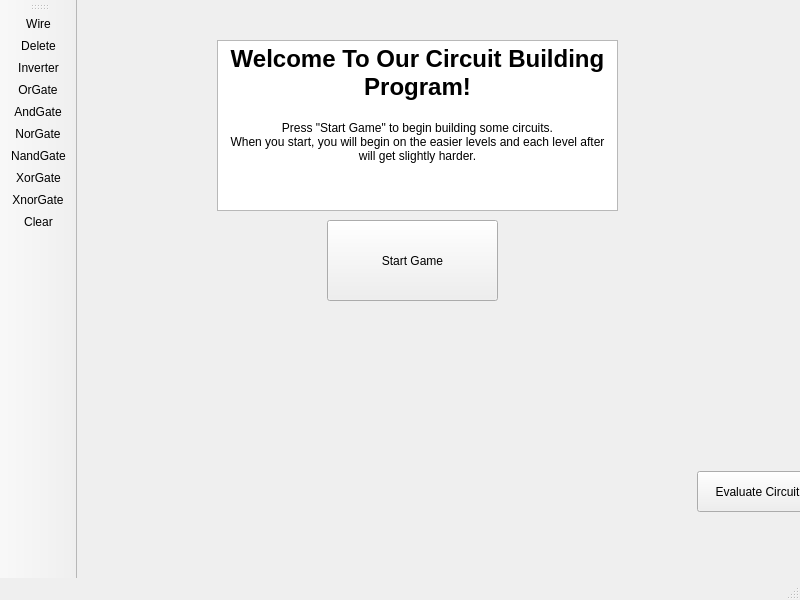
The window that CircuitBuilder/mainwindow.ui (lilzooty/IzziLab) describes before a commit, drawn with Qt 5.
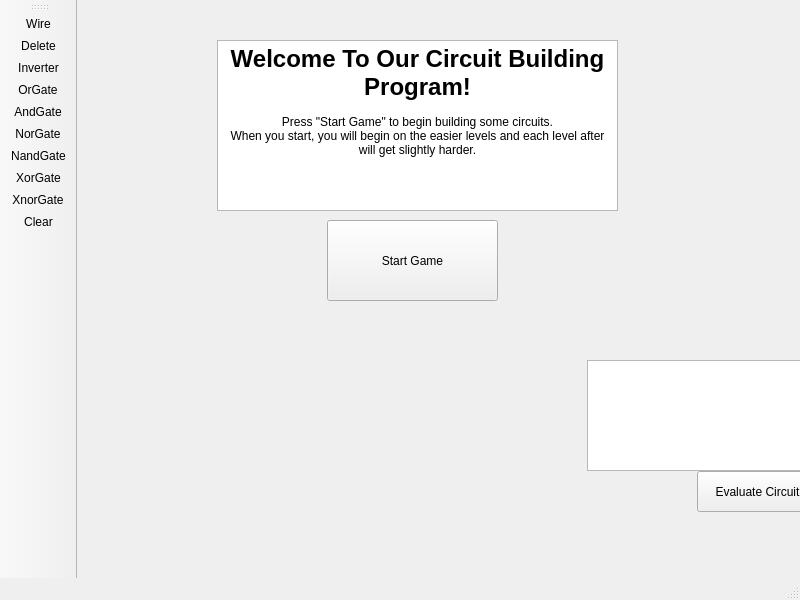
The same window after the commit. Icons and pictures are not drawn.

Commit message: Added preview table to see what to solve for.

Patch:
```diff
--- a/CircuitBuilder/mainwindow.ui
+++ b/CircuitBuilder/mainwindow.ui
@@ -43,8 +43,8 @@
 hr { height: 1px; border-width: 0; }
 li.unchecked::marker { content: &quot;\2610&quot;; }
 li.checked::marker { content: &quot;\2612&quot;; }
-&lt;/style&gt;&lt;/head&gt;&lt;body style=&quot; font-family:'.AppleSystemUIFont'; font-size:13pt; font-weight:400; font-style:normal;&quot;&gt;
-&lt;p align=&quot;center&quot; style=&quot; margin-top:0px; margin-bottom:0px; margin-left:0px; margin-right:0px; -qt-block-indent:0; text-indent:0px;&quot;&gt;&lt;span style=&quot; font-family:'Segoe UI'; font-size:18pt; font-weight:700;&quot;&gt;Welcome To Our Circuit Building Program!&lt;/span&gt;&lt;span style=&quot; font-family:'Segoe UI'; font-size:9pt;&quot;&gt;&lt;br /&gt;&lt;br /&gt;Press &amp;quot;Start Game&amp;quot; to begin building some circuits.&lt;br /&gt;When you start, you will begin on the easier levels and each level after will get slightly harder.&lt;/span&gt;&lt;/p&gt;&lt;/body&gt;&lt;/html&gt;</string>
+&lt;/style&gt;&lt;/head&gt;&lt;body style=&quot; font-family:'Segoe UI'; font-size:9pt; font-weight:400; font-style:normal;&quot;&gt;
+&lt;p align=&quot;center&quot; style=&quot; margin-top:0px; margin-bottom:0px; margin-left:0px; margin-right:0px; -qt-block-indent:0; text-indent:0px;&quot;&gt;&lt;span style=&quot; font-size:18pt; font-weight:700;&quot;&gt;Welcome To Our Circuit Building Program!&lt;/span&gt;&lt;br /&gt;&lt;br /&gt;Press &amp;quot;Start Game&amp;quot; to begin building some circuits.&lt;br /&gt;When you start, you will begin on the easier levels and each level after will get slightly harder.&lt;/p&gt;&lt;/body&gt;&lt;/html&gt;</string>
     </property>
    </widget>
    <widget class="QPushButton" name="EvaluateButton">
@@ -60,6 +60,16 @@
      <string>Evaluate Circuit</string>
     </property>
    </widget>
+   <widget class="QTableWidget" name="previewTableWidget">
+    <property name="geometry">
+     <rect>
+      <x>510</x>
+      <y>360</y>
+      <width>221</width>
+      <height>111</height>
+     </rect>
+    </property>
+   </widget>
   </widget>
   <widget class="QMenuBar" name="menubar">
    <property name="geometry">
```
Left out of the diff: 2 changed lines with no effect on the pictures. The commit also changes 4 other files.
